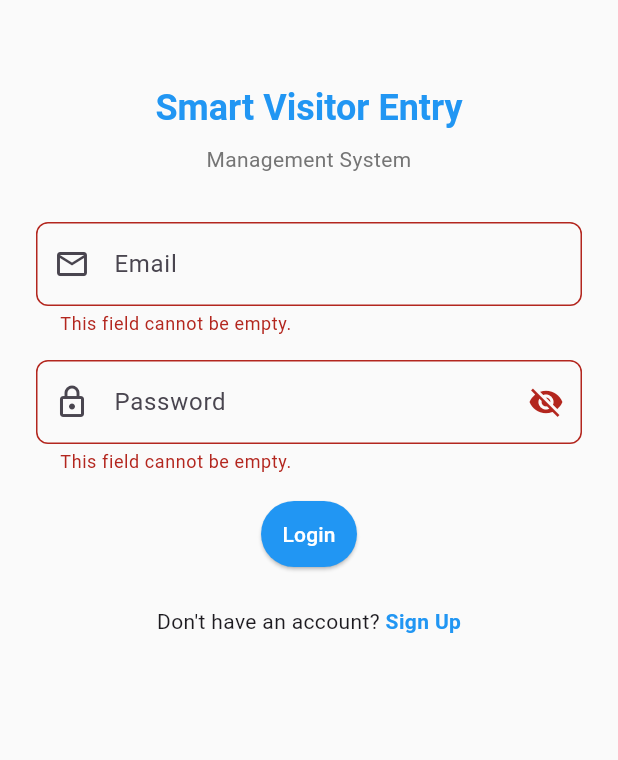
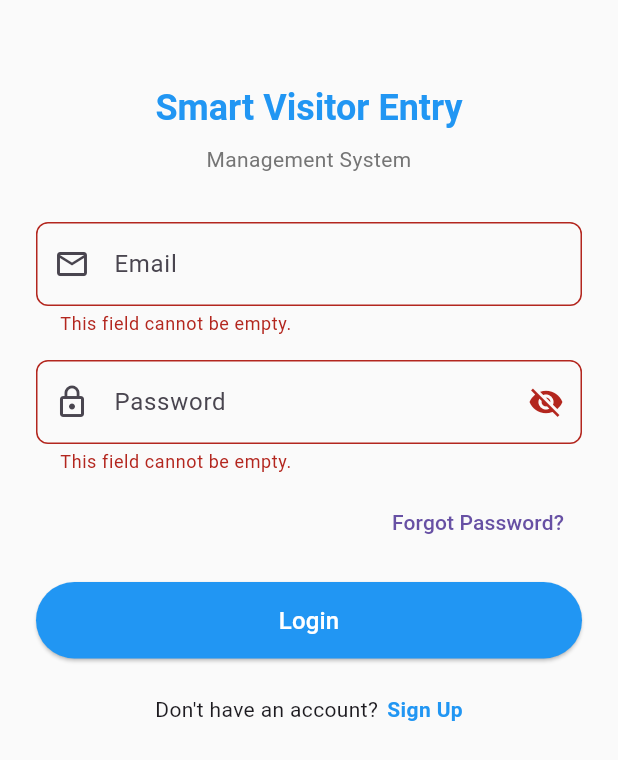
Before and after one commit to kalviumcommunity/S75-0226-Teamphoenix-Flutter-Firebase-Auth-Cloud-Functions-Smart-Visitor-Entry-Management-System, a Flutter app: the screen it shows after launch, after a tap on "Login", on a phone screen of 412 x 824 dp. Shown: the top 760 px of the screen. Run offline on Flutter 3.47's test engine with Material 3 defaults, Android fonts, the phone set to English and light mode, and no system bars; our stand-ins replace cloud_firestore, equatable, firebase_auth, firebase_core; accounts and stored records are empty.

```diff
--- a/lib/screens/auth/login_screen.dart
+++ b/lib/screens/auth/login_screen.dart
@@ -5,18 +5,19 @@ import '../../utils/index.dart';
 import 'signup_screen.dart';
 
 class LoginScreen extends StatefulWidget {
-  // ignore: use_super_parameters
-  const LoginScreen({Key? key}) : super(key: key);
+  const LoginScreen({super.key});
 
   @override
   State<LoginScreen> createState() => _LoginScreenState();
 }
 
 class _LoginScreenState extends State<LoginScreen> {
+
   final _formKey = GlobalKey<FormState>();
   final _emailController = TextEditingController();
   final _passwordController = TextEditingController();
-  final _authService = AuthService();
+
+  final AuthService _authService = AuthService();
 
   bool _isLoading = false;
   bool _obscurePassword = true;
@@ -29,82 +30,120 @@ class _LoginScreenState extends State<LoginScreen> {
   }
 
   Future<void> _login() async {
-    if (_formKey.currentState!.validate()) {
-      setState(() => _isLoading = true);
+
+    if (!_formKey.currentState!.validate()) return;
+
+    setState(() {
+      _isLoading = true;
+    });
+
     try {
+
       await _authService.login(
         email: _emailController.text.trim(),
-          password: _passwordController.text,
+        password: _passwordController.text.trim(),
       );
-        if (mounted) {
+
+      if (!mounted) return;
+
       ScaffoldMessenger.of(context).showSnackBar(
-            const SnackBar(content: Text('Login successful')),
+        const SnackBar(content: Text("Login Successful")),
       );
-          // Navigate to home screen after successful login
+
       Future.delayed(const Duration(milliseconds: 500), () {
         if (mounted) {
-              Navigator.of(context).pushReplacementNamed('/home');
+          Navigator.pushReplacementNamed(context, '/home');
         }
       });
+
+    } on FirebaseAuthException catch (e) {
+
+      if (!mounted) return;
+
+      ScaffoldMessenger.of(context).showSnackBar(
+        SnackBar(
+          content: Text(e.message ?? AppConstants.genericError),
+        ),
+      );
+
+    } catch (e) {
+
+      if (!mounted) return;
+
+      ScaffoldMessenger.of(context).showSnackBar(
+        const SnackBar(
+          content: Text(AppConstants.genericError),
+        ),
+      );
+
+    } finally {
+
+      if (mounted) {
+        setState(() {
+          _isLoading = false;
+        });
       }
-      } on FirebaseAuthException catch (e) {
-        if (mounted) {
-          ScaffoldMessenger.of(context).showSnackBar(
-            SnackBar(content: Text(e.message ?? AppConstants.genericError)),
-          );
+
     }
-      } catch (e) {
-        if (mounted) {
-          ScaffoldMessenger.of(context).showSnackBar(
-            const SnackBar(content: Text(AppConstants.genericError)),
-          );
-        }
-      } finally {
-        if (mounted) setState(() => _isLoading = false);
-      }
-    }
+
   }
 
   @override
   Widget build(BuildContext context) {
+
     return Scaffold(
       backgroundColor: AppTheme.backgroundColor,
+
       body: SafeArea(
         child: SingleChildScrollView(
-          child: Padding(
           padding: const EdgeInsets.all(AppTheme.spacingLarge),
+
           child: Column(
             crossAxisAlignment: CrossAxisAlignment.stretch,
-              mainAxisAlignment: MainAxisAlignment.center,
+
             children: [
+
               const SizedBox(height: AppTheme.spacingXLarge),
+
+              /// TITLE
               Text(
-                  'Smart Visitor Entry',
+                "Smart Visitor Entry",
+                textAlign: TextAlign.center,
                 style: Theme.of(context).textTheme.headlineSmall?.copyWith(
                       fontWeight: FontWeight.bold,
                       color: AppTheme.primaryColor,
                     ),
+              ),
+
+              const SizedBox(height: AppTheme.spacingSmall),
+
+              Text(
+                "Management System",
                 textAlign: TextAlign.center,
-                ),
-                const SizedBox(height: AppTheme.spacingSmall),
-                Text(
-                  'Management System',
                 style: Theme.of(context).textTheme.bodyMedium?.copyWith(
                       color: AppTheme.textSecondaryColor,
                     ),
-                  textAlign: TextAlign.center,
               ),
+
               const SizedBox(height: AppTheme.spacingXLarge),
+
+              /// FORM
               Form(
                 key: _formKey,
+
                 child: Column(
                   children: [
+
+                    /// EMAIL
                     TextFormField(
                       controller: _emailController,
                       validator: Validators.validateEmail,
+                      keyboardType: TextInputType.emailAddress,
+
                       decoration: InputDecoration(
-                          hintText: 'Email',
+                        hintText: "Email",
                         prefixIcon: const Icon(Icons.email_outlined),
+
                         border: OutlineInputBorder(
                           borderRadius: BorderRadius.circular(
                             AppTheme.radiusMedium,
@@ -112,14 +151,19 @@ class _LoginScreenState extends State<LoginScreen> {
                         ),
                       ),
                     ),
+
                     const SizedBox(height: AppTheme.spacingMedium),
+
+                    /// PASSWORD
                     TextFormField(
                       controller: _passwordController,
                       validator: Validators.validatePassword,
                       obscureText: _obscurePassword,
+
                       decoration: InputDecoration(
-                          hintText: 'Password',
-                          prefixIcon: const Icon(Icons.lock_outlined),
+                        hintText: "Password",
+                        prefixIcon: const Icon(Icons.lock_outline),
+
                         suffixIcon: IconButton(
                           icon: Icon(
                             _obscurePassword
@@ -127,11 +171,12 @@ class _LoginScreenState extends State<LoginScreen> {
                                 : Icons.visibility,
                           ),
                           onPressed: () {
-                              setState(
-                                () => _obscurePassword = !_obscurePassword,
-                              );
+                            setState(() {
+                              _obscurePassword = !_obscurePassword;
+                            });
                           },
                         ),
+
                         border: OutlineInputBorder(
                           borderRadius: BorderRadius.circular(
                             AppTheme.radiusMedium,
@@ -139,19 +184,43 @@ class _LoginScreenState extends State<LoginScreen> {
                         ),
                       ),
                     ),
+
+                    const SizedBox(height: AppTheme.spacingSmall),
+
+                    /// FORGOT PASSWORD
+                    Align(
+                      alignment: Alignment.centerRight,
+                      child: TextButton(
+                        onPressed: () {
+                          ScaffoldMessenger.of(context).showSnackBar(
+                            const SnackBar(
+                              content: Text("Forgot Password Coming Soon"),
+                            ),
+                          );
+                        },
+                        child: const Text("Forgot Password?"),
+                      ),
+                    ),
+
                     const SizedBox(height: AppTheme.spacingMedium),
-                      ElevatedButton(
+
+                    /// LOGIN BUTTON
+                    SizedBox(
+                      width: double.infinity,
+
+                      child: ElevatedButton(
                         onPressed: _isLoading ? null : _login,
+
                         style: ElevatedButton.styleFrom(
-                          padding:
-                              const EdgeInsets.symmetric(vertical: 12.0),
                           backgroundColor: AppTheme.primaryColor,
                           disabledBackgroundColor: AppTheme.disabledColor,
+                          padding: const EdgeInsets.symmetric(vertical: 14),
                         ),
+
                         child: _isLoading
                             ? const SizedBox(
-                                height: 20,
-                                width: 20,
+                                height: 22,
+                                width: 22,
                                 child: CircularProgressIndicator(
                                   strokeWidth: 2,
                                   valueColor:
@@ -159,41 +228,57 @@ class _LoginScreenState extends State<LoginScreen> {
                                 ),
                               )
                             : const Text(
-                                'Login',
-                                style: TextStyle(color: Colors.white),
+                                "Login",
+                                style: TextStyle(
+                                  color: Colors.white,
+                                  fontSize: 16,
                                 ),
                               ),
+                      ),
+                    ),
+
                   ],
                 ),
               ),
+
               const SizedBox(height: AppTheme.spacingLarge),
+
+              /// SIGNUP OPTION
               Row(
                 mainAxisAlignment: MainAxisAlignment.center,
+
                 children: [
+
                   Text(
-                      "Don't have an account? ",
+                    "Don't have an account?",
                     style: Theme.of(context).textTheme.bodyMedium,
                   ),
+
+                  const SizedBox(width: 6),
+
                   GestureDetector(
                     onTap: () {
-                        Navigator.of(context).push(
+                      Navigator.push(
+                        context,
                         MaterialPageRoute(
                           builder: (context) => const SignUpScreen(),
                         ),
                       );
                     },
+
                     child: Text(
-                        'Sign Up',
+                      "Sign Up",
                       style: Theme.of(context).textTheme.bodyMedium?.copyWith(
                             color: AppTheme.primaryColor,
                             fontWeight: FontWeight.bold,
                           ),
                     ),
                   ),
+
                 ],
               ),
+
             ],
-            ),
           ),
         ),
       ),
```
Also changed, not shown: package-lock.json (added). Lines whose indentation alone changed are shown as unchanged.
